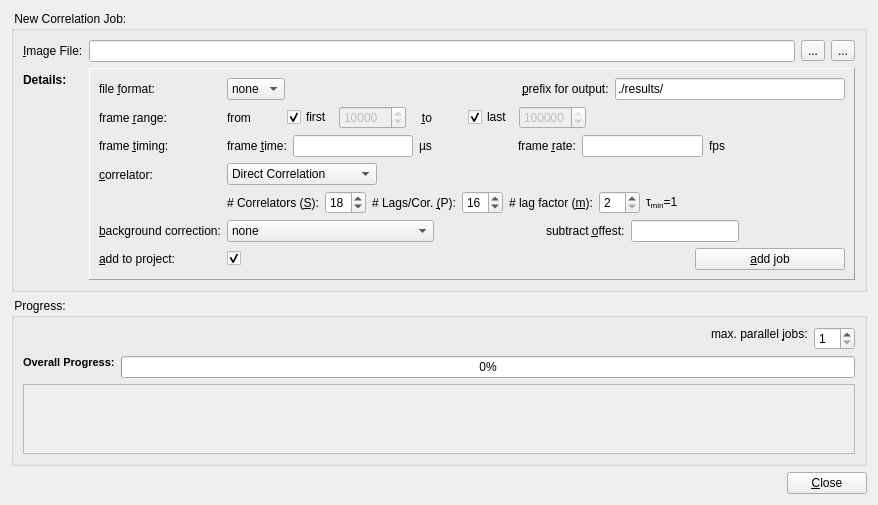
This is plugins/imagingfcs/qfrdrimagingfcscorrelationdialog.ui in jkriege2/QuickFit3 as Qt 5 draws it before an edit. The edited form follows.
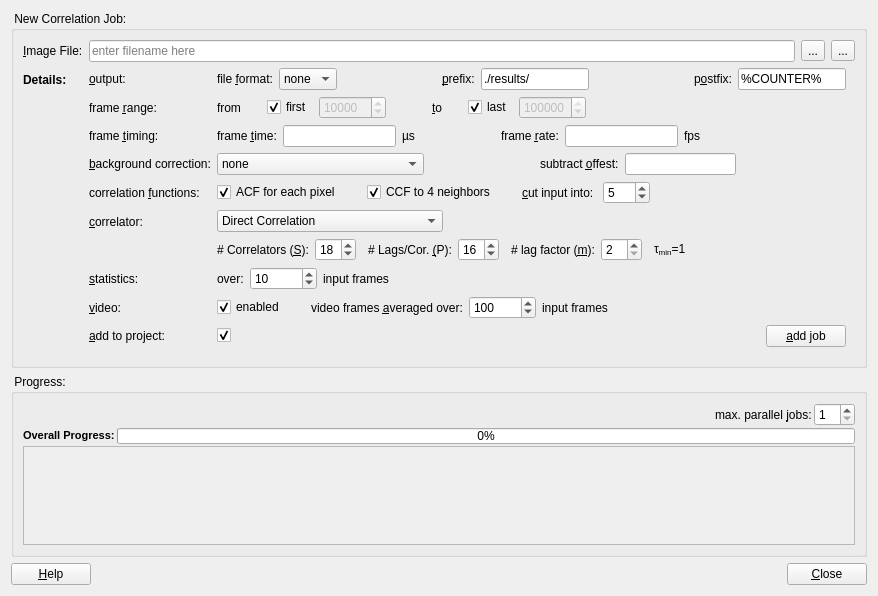
This is the edited form. Icons and pictures are not drawn. Custom widgets are drawn as their Qt base class.

Commit message: QuickFit3: massive update   - imFCS: correlator fully implemented now   - imFCS: parameter image editor supports saving of data and reports   - imFCS: improved online-help: long explanation of correlators   - moved online-help from tabs to buttons that open an independent window which is also not influenced by window-modal dialogs   - improved online-help on fit algorithms/functions

What changed in the file:
```diff
--- a/plugins/imagingfcs/qfrdrimagingfcscorrelationdialog.ui
+++ b/plugins/imagingfcs/qfrdrimagingfcscorrelationdialog.ui
@@ -6,14 +6,14 @@
    <bool>false</bool>
   </property>
   <property name="windowModality">
-   <enum>Qt::ApplicationModal</enum>
+   <enum>Qt::WindowModal</enum>
   </property>
   <property name="geometry">
    <rect>
     <x>0</x>
     <y>0</y>
     <width>878</width>
-    <height>495</height>
+    <height>596</height>
    </rect>
   </property>
   <property name="windowTitle">
@@ -49,7 +49,11 @@
       <item row="0" column="1">
        <layout class="QHBoxLayout" name="horizontalLayout_2">
         <item>
-         <widget class="QLineEdit" name="edtImageFile"/>
+         <widget class="QLineEdit" name="edtImageFile">
+          <property name="placeholderText">
+           <string>enter filename here</string>
+          </property>
+         </widget>
         </item>
         <item>
          <widget class="QToolButton" name="btnSelectImageFile">
@@ -91,7 +95,7 @@
       <item row="1" column="1">
        <widget class="QFrame" name="widDetails">
         <property name="frameShape">
-         <enum>QFrame::Panel</enum>
+         <enum>QFrame::NoFrame</enum>
         </property>
         <property name="frameShadow">
          <enum>QFrame::Raised</enum>
@@ -100,10 +104,16 @@
          <property name="fieldGrowthPolicy">
           <enum>QFormLayout::AllNonFixedFieldsGrow</enum>
          </property>
+         <property name="leftMargin">
+          <number>0</number>
+         </property>
+         <property name="topMargin">
+          <number>0</number>
+         </property>
          <item row="0" column="0">
-          <widget class="QLabel" name="label_5">
+          <widget class="QLabel" name="label_21">
            <property name="text">
-            <string>file &amp;format:</string>
+            <string>&amp;output:</string>
            </property>
            <property name="buddy">
             <cstring>cmbFileformat</cstring>
@@ -112,6 +122,16 @@
          </item>
          <item row="0" column="1">
           <layout class="QHBoxLayout" name="horizontalLayout_8">
+           <item>
+            <widget class="QLabel" name="label_5">
+             <property name="text">
+              <string>file &amp;format:</string>
+             </property>
+             <property name="buddy">
+              <cstring>cmbFileformat</cstring>
+             </property>
+            </widget>
+           </item>
            <item>
             <widget class="QComboBox" name="cmbFileformat">
              <property name="maximumSize">
@@ -148,7 +168,7 @@
            <item>
             <widget class="QLabel" name="label_4">
              <property name="text">
-              <string>&amp;prefix for output:</string>
+              <string>&amp;prefix:</string>
              </property>
              <property name="buddy">
               <cstring>edtPrefix</cstring>
@@ -162,6 +182,206 @@
              </property>
             </widget>
            </item>
+           <item>
+            <spacer name="horizontalSpacer_11">
+             <property name="orientation">
+              <enum>Qt::Horizontal</enum>
+             </property>
+             <property name="sizeHint" stdset="0">
+              <size>
+               <width>40</width>
+               <height>20</height>
+              </size>
+             </property>
+            </spacer>
+           </item>
+           <item>
+            <widget class="QLabel" name="label_22">
+             <property name="text">
+              <string>p&amp;ostfix:</string>
+             </property>
+             <property name="buddy">
+              <cstring>edtPostfix</cstring>
+             </property>
+            </widget>
+           </item>
+           <item>
+            <widget class="QLineEdit" name="edtPostfix">
+             <property name="text">
+              <string>%COUNTER%</string>
+             </property>
+            </widget>
+           </item>
+          </layout>
+         </item>
+         <item row="1" column="0">
+          <widget class="QLabel" name="label_18">
+           <property name="text">
+            <string>frame &amp;range:</string>
+           </property>
+           <property name="buddy">
+            <cstring>chkFirstFrame</cstring>
+           </property>
+          </widget>
+         </item>
+         <item row="1" column="1">
+          <layout class="QHBoxLayout" name="horizontalLayout_10">
+           <item>
+            <widget class="QLabel" name="label_19">
+             <property name="text">
+              <string>from</string>
+             </property>
+            </widget>
+           </item>
+           <item>
+            <spacer name="horizontalSpacer_18">
+             <property name="orientation">
+              <enum>Qt::Horizontal</enum>
+             </property>
+             <property name="sizeType">
+              <enum>QSizePolicy::Fixed</enum>
+             </property>
+             <property name="sizeHint" stdset="0">
+              <size>
+               <width>20</width>
+               <height>20</height>
+              </size>
+             </property>
+            </spacer>
+           </item>
+           <item>
+            <widget class="QCheckBox" name="chkFirstFrame">
+             <property name="text">
+              <string>first</string>
+             </property>
+             <property name="checked">
+              <bool>true</bool>
+             </property>
+            </widget>
+           </item>
+           <item>
+            <widget class="QSpinBox" name="spinFirstFrame">
+             <property name="enabled">
+              <bool>false</bool>
+             </property>
+             <property name="maximum">
+              <number>10000000</number>
+             </property>
+             <property name="singleStep">
+              <number>1000</number>
+             </property>
+             <property name="value">
+              <number>10000</number>
+             </property>
+            </widget>
+           </item>
+           <item>
+            <spacer name="horizontalSpacer_22">
+             <property name="orientation">
+              <enum>Qt::Horizontal</enum>
+             </property>
+             <property name="sizeType">
+              <enum>QSizePolicy::Fixed</enum>
+             </property>
+             <property name="sizeHint" stdset="0">
+              <size>
+               <width>40</width>
+               <height>20</height>
+              </size>
+             </property>
+            </spacer>
+           </item>
+           <item>
+            <widget class="QLabel" name="label_20">
+             <property name="text">
+              <string>&amp;to</string>
+             </property>
+             <property name="buddy">
+              <cstring>chkLastFrame</cstring>
+             </property>
+            </widget>
+           </item>
+           <item>
+            <spacer name="horizontalSpacer_16">
+             <property name="orientation">
+              <enum>Qt::Horizontal</enum>
+             </property>
+             <property name="sizeType">
+              <enum>QSizePolicy::Fixed</enum>
+             </property>
+             <property name="sizeHint" stdset="0">
+              <size>
+               <width>20</width>
+               <height>20</height>
+              </size>
+             </property>
+            </spacer>
+           </item>
+           <item>
+            <widget class="QCheckBox" name="chkLastFrame">
+             <property name="text">
+              <string>last</string>
+             </property>
+             <property name="checked">
+              <bool>true</bool>
+             </property>
+            </widget>
+           </item>
+           <item>
+            <widget class="QSpinBox" name="spinLastFrame">
+             <property name="enabled">
+              <bool>false</bool>
+             </property>
+             <property name="maximum">
+              <number>10000000</number>
+             </property>
+             <property name="singleStep">
+              <number>1000</number>
+             </property>
+             <property name="value">
+              <number>100000</number>
+             </property>
+            </widget>
+           </item>
+           <item>
+            <spacer name="horizontalSpacer_27">
+             <property name="orientation">
+              <enum>Qt::Horizontal</enum>
+             </property>
+             <property name="sizeType">
+              <enum>QSizePolicy::Fixed</enum>
+             </property>
+             <property name="sizeHint" stdset="0">
+              <size>
+               <width>20</width>
+               <height>20</height>
+              </size>
+             </property>
+            </spacer>
+           </item>
+           <item>
+            <widget class="QLabel" name="labRange">
+             <property name="text">
+              <string/>
+             </property>
+             <property name="textFormat">
+              <enum>Qt::RichText</enum>
+             </property>
+            </widget>
+           </item>
+           <item>
+            <spacer name="horizontalSpacer_21">
+             <property name="orientation">
+              <enum>Qt::Horizontal</enum>
+             </property>
+             <property name="sizeHint" stdset="0">
+              <size>
+               <width>40</width>
+               <height>20</height>
+              </size>
+             </property>
+            </spacer>
+           </item>
           </layout>
          </item>
          <item row="2" column="0">
@@ -246,6 +466,32 @@
              </property>
             </widget>
            </item>
+           <item>
+            <spacer name="horizontalSpacer_28">
+             <property name="orientation">
+              <enum>Qt::Horizontal</enum>
+             </property>
+             <property name="sizeType">
+              <enum>QSizePolicy::Fixed</enum>
+             </property>
+             <property name="sizeHint" stdset="0">
+              <size>
+               <width>20</width>
+               <height>20</height>
+              </size>
+             </property>
+            </spacer>
+           </item>
+           <item>
+            <widget class="QLabel" name="labInputLength">
+             <property name="text">
+              <string/>
+             </property>
+             <property name="textFormat">
+              <enum>Qt::RichText</enum>
+             </property>
+            </widget>
+           </item>
            <item>
             <spacer name="horizontalSpacer_3">
              <property name="orientation">
@@ -262,6 +508,203 @@
           </layout>
          </item>
          <item row="3" column="0">
+          <widget class="QLabel" name="label_12">
+           <property name="text">
+            <string>&amp;background correction:</string>
+           </property>
+           <property name="buddy">
+            <cstring>cmbBackground</cstring>
+           </property>
+          </widget>
+         </item>
+         <item row="3" column="1">
+          <layout class="QHBoxLayout" name="horizontalLayout_9">
+           <item>
+            <widget class="QComboBox" name="cmbBackground">
+             <property name="maximumSize">
+              <size>
+               <width>250</width>
+               <height>16777215</height>
+              </size>
+             </property>
+             <item>
+              <property name="text">
+               <string>none</string>
+              </property>
+             </item>
+             <item>
+              <property name="text">
+               <string>remove offset</string>
+              </property>
+             </item>
+             <item>
+              <property name="text">
+               <string>remove minimum counts &amp; offset</string>
+              </property>
+             </item>
+            </widget>
+           </item>
+           <item>
+            <spacer name="horizontalSpacer_7">
+             <property name="orientation">
+              <enum>Qt::Horizontal</enum>
+             </property>
+             <property name="sizeHint" stdset="0">
+              <size>
+               <width>40</width>
+               <height>20</height>
+              </size>
+             </property>
+            </spacer>
+           </item>
+           <item>
+            <widget class="QLabel" name="label_16">
+             <property name="text">
+              <string>subtract &amp;offest:</string>
+             </property>
+             <property name="buddy">
+              <cstring>edtOffset</cstring>
+             </property>
+            </widget>
+           </item>
+           <item>
+            <widget class="JKDoubleEdit" name="edtOffset">
+             <property name="maximumSize">
+              <size>
+               <width>150</width>
+               <height>16777215</height>
+              </size>
+             </property>
+            </widget>
+           </item>
+           <item>
+            <spacer name="horizontalSpacer_8">
+             <property name="orientation">
+              <enum>Qt::Horizontal</enum>
+             </property>
+             <property name="sizeHint" stdset="0">
+              <size>
+               <width>40</width>
+               <height>20</height>
+              </size>
+             </property>
+            </spacer>
+           </item>
+          </layout>
+         </item>
+         <item row="4" column="0">
+          <widget class="QLabel" name="label_26">
+           <property name="text">
+            <string>correlation &amp;functions:</string>
+           </property>
+           <property name="buddy">
+            <cstring>chkACF</cstring>
+           </property>
+          </widget>
+         </item>
+         <item row="4" column="1">
+          <layout class="QHBoxLayout" name="horizontalLayout_12">
+           <item>
+            <widget class="QCheckBox" name="chkACF">
+             <property name="text">
+              <string>ACF for each pixel</string>
+             </property>
+             <property name="checked">
+              <bool>true</bool>
+             </property>
+            </widget>
+           </item>
+           <item>
+            <spacer name="horizontalSpacer_19">
+             <property name="orientation">
+              <enum>Qt::Horizontal</enum>
+             </property>
+             <property name="sizeType">
+              <enum>QSizePolicy::Fixed</enum>
+             </property>
+             <property name="sizeHint" stdset="0">
+              <size>
+               <width>20</width>
+               <height>20</height>
+              </size>
+             </property>
+            </spacer>
+           </item>
+           <item>
+            <widget class="QCheckBox" name="chkCCF">
+             <property name="text">
+              <string>CCF to 4 neighbors</string>
+             </property>
+             <property name="checked">
+              <bool>true</bool>
+             </property>
+            </widget>
+           </item>
+           <item>
+            <spacer name="horizontalSpacer_24">
+             <property name="orientation">
+              <enum>Qt::Horizontal</enum>
+             </property>
+             <property name="sizeType">
+              <enum>QSizePolicy::Fixed</enum>
+             </property>
+             <property name="sizeHint" stdset="0">
+              <size>
+               <width>20</width>
+               <height>20</height>
+              </size>
+             </property>
+            </spacer>
+           </item>
+           <item>
+            <widget class="QLabel" name="label_30">
+             <property name="text">
+              <string>&amp;cut input into: </string>
+             </property>
+             <property name="buddy">
+              <cstring>spinSegments</cstring>
+             </property>
+            </widget>
+           </item>
+           <item>
+            <widget class="QSpinBox" name="spinSegments">
+             <property name="minimum">
+              <number>1</number>
+             </property>
+             <property name="maximum">
+              <number>100</number>
+             </property>
+             <property name="value">
+              <number>5</number>
+             </property>
+            </widget>
+           </item>
+           <item>
+            <widget class="QLabel" name="labSegments">
+             <property name="text">
+              <string/>
+             </property>
+             <property name="textFormat">
+              <enum>Qt::RichText</enum>
+             </property>
+            </widget>
+           </item>
+           <item>
+            <spacer name="horizontalSpacer_20">
+             <property name="orientation">
+              <enum>Qt::Horizontal</enum>
+             </property>
+             <property name="sizeHint" stdset="0">
+              <size>
+               <width>40</width>
+               <height>20</height>
+              </size>
+             </property>
+            </spacer>
+           </item>
+          </layout>
+         </item>
+         <item row="5" column="0">
           <widget class="QLabel" name="label_8">
            <property name="text">
             <string>&amp;correlator:</string>
@@ -271,7 +714,7 @@
            </property>
           </widget>
          </item>
-         <item row="3" column="1">
+         <item row="5" column="1">
           <layout class="QVBoxLayout" name="verticalLayout">
            <item>
             <layout class="QHBoxLayout" name="horizontalLayout_6">
@@ -293,12 +736,12 @@
                </item>
                <item>
                 <property name="text">
-                 <string>Multi-Tau 1 (JanK)</string>
+                 <string>Multi-Tau 1 (one monitor per lag)</string>
                 </property>
                </item>
                <item>
                 <property name="text">
-                 <string>Multi-Tau 2 (JanB)</string>
+                 <string>Multi-Tau 2 (one monitor for all lags)</string>
                 </property>
                </item>
               </widget>
@@ -340,6 +783,22 @@
                </property>
               </widget>
              </item>
+             <item>
+              <spacer name="horizontalSpacer_13">
+               <property name="orientation">
+                <enum>Qt::Horizontal</enum>
+               </property>
+               <property name="sizeType">
+                <enum>QSizePolicy::Fixed</enum>
+               </property>
+               <property name="sizeHint" stdset="0">
+                <size>
+                 <width>6</width>
+                 <height>20</height>
+                </size>
+               </property>
+              </spacer>
+             </item>
              <item>
               <widget class="QLabel" name="label_10">
                <property name="text">
@@ -360,6 +819,22 @@
                </property>
               </widget>
              </item>
+             <item>
+              <spacer name="horizontalSpacer_14">
+               <property name="orientation">
+                <enum>Qt::Horizontal</enum>
+               </property>
+               <property name="sizeType">
+                <enum>QSizePolicy::Fixed</enum>
+               </property>
+               <property name="sizeHint" stdset="0">
+                <size>
+                 <width>6</width>
+                 <height>20</height>
+                </size>
+               </property>
+              </spacer>
+             </item>
              <item>
               <widget class="QLabel" name="label_11">
                <property name="text">
@@ -377,6 +852,22 @@
                </property>
               </widget>
              </item>
+             <item>
+              <spacer name="horizontalSpacer_15">
+               <property name="orientation">
+                <enum>Qt::Horizontal</enum>
+               </property>
+               <property name="sizeType">
+                <enum>QSizePolicy::Fixed</enum>
+               </property>
+               <property name="sizeHint" stdset="0">
+                <size>
+                 <width>6</width>
+                 <height>20</height>
+                </size>
+               </property>
+              </spacer>
+             </item>
              <item>
               <widget class="QLabel" name="labCorrelator">
                <property name="text">
@@ -401,45 +892,79 @@
            </item>
           </layout>
          </item>
-         <item row="4" column="0">
-          <widget class="QLabel" name="label_12">
+         <item row="6" column="0">
+          <widget class="QLabel" name="label_27">
            <property name="text">
-            <string>&amp;background correction:</string>
+            <string>&amp;statistics:</string>
            </property>
            <property name="buddy">
-            <cstring>cmbBackground</cstring>
+            <cstring>spinStatistics</cstring>
            </property>
           </widget>
          </item>
-         <item row="4" column="1">
-          <layout class="QHBoxLayout" name="horizontalLayout_9">
+         <item row="6" column="1">
+          <layout class="QHBoxLayout" name="horizontalLayout_13">
            <item>
-            <widget class="QComboBox" name="cmbBackground">
-             <property name="maximumSize">
+            <widget class="QLabel" name="label_29">
+             <property name="text">
+              <string>over:</string>
+             </property>
+             <property name="buddy">
+              <cstring>spinStatistics</cstring>
+             </property>
+            </widget>
+           </item>
+           <item>
+            <widget class="QSpinBox" name="spinStatistics">
+             <property name="minimum">
+              <number>2</number>
+             </property>
+             <property name="maximum">
+              <number>1000000</number>
+             </property>
+             <property name="singleStep">
+              <number>10</number>
+             </property>
+             <property name="value">
+              <number>10</number>
+             </property>
+            </widget>
+           </item>
+           <item>
+            <widget class="QLabel" name="label_28">
+             <property name="text">
+              <string>input frames</string>
+             </property>
+            </widget>
+           </item>
+           <item>
+            <spacer name="horizontalSpacer_25">
+             <property name="orientation">
+              <enum>Qt::Horizontal</enum>
+             </property>
+             <property name="sizeType">
+              <enum>QSizePolicy::Fixed</enum>
+             </property>
+             <property name="sizeHint" stdset="0">
               <size>
-               <width>250</width>
-               <height>16777215</height>
+               <width>6</width>
+               <height>20</height>
               </size>
              </property>
-             <item>
-              <property name="text">
-               <string>none</string>
-              </property>
-             </item>
-             <item>
-              <property name="text">
-               <string>remove offset</string>
-              </property>
-             </item>
-             <item>
-              <property name="text">
-               <string>remove minimum counts &amp; offset</string>
-              </property>
-             </item>
+            </spacer>
+           </item>
+           <item>
+            <widget class="QLabel" name="labStatistics">
+             <property name="text">
+              <string/>
+             </property>
+             <property name="textFormat">
+              <enum>Qt::RichText</enum>
+             </property>
             </widget>
            </item>
            <item>
-            <spacer name="horizontalSpacer_7">
+            <spacer name="horizontalSpacer_23">
              <property name="orientation">
               <enum>Qt::Horizontal</enum>
              </property>
@@ -451,28 +976,104 @@
              </property>
             </spacer>
            </item>
+          </layout>
+         </item>
+         <item row="7" column="0">
+          <widget class="QLabel" name="label_23">
+           <property name="text">
+            <string>&amp;video:</string>
+           </property>
+           <property name="buddy">
+            <cstring>chkVideo</cstring>
+           </property>
+          </widget>
+         </item>
+         <item row="7" column="1">
+          <layout class="QHBoxLayout" name="horizontalLayout_11">
            <item>
-            <widget class="QLabel" name="label_16">
+            <widget class="QCheckBox" name="chkVideo">
              <property name="text">
-              <string>subtract &amp;offest:</string>
+              <string>enabled</string>
              </property>
+             <property name="checked">
+              <bool>true</bool>
+             </property>
+            </widget>
+           </item>
+           <item>
+            <spacer name="horizontalSpacer_17">
+             <property name="orientation">
+              <enum>Qt::Horizontal</enum>
+             </property>
+             <property name="sizeType">
+              <enum>QSizePolicy::Fixed</enum>
+             </property>
+             <property name="sizeHint" stdset="0">
+              <size>
+               <width>20</width>
+               <height>20</height>
+              </size>
+             </property>
+            </spacer>
+           </item>
+           <item>
+            <widget class="QLabel" name="label_24">
+             <property name="text">
+              <string>video frames &amp;averaged over:</string>
+             </property>
              <property name="buddy">
-              <cstring>edtOffset</cstring>
+              <cstring>spinVideoFrames</cstring>
              </property>
             </widget>
            </item>
            <item>
-            <widget class="JKDoubleEdit" name="edtOffset">
-             <property name="maximumSize">
+            <widget class="QSpinBox" name="spinVideoFrames">
+             <property name="minimum">
+              <number>2</number>
+             </property>
+             <property name="maximum">
+              <number>1000000</number>
+             </property>
+             <property name="value">
+              <number>100</number>
+             </property>
+            </widget>
+           </item>
+           <item>
+            <widget class="QLabel" name="label_25">
+             <property name="text">
+              <string>input frames</string>
+             </property>
+            </widget>
+           </item>
+           <item>
+            <spacer name="horizontalSpacer_26">
+             <property name="orientation">
+              <enum>Qt::Horizontal</enum>
+             </property>
+             <property name="sizeType">
+              <enum>QSizePolicy::Fixed</enum>
+             </property>
+             <property name="sizeHint" stdset="0">
               <size>
-               <width>150</width>
-               <height>16777215</height>
+               <width>20</width>
+               <height>20</height>
               </size>
              </property>
+            </spacer>
+           </item>
+           <item>
+            <widget class="QLabel" name="labVideo">
+             <property name="text">
+              <string/>
+             </property>
+             <property name="textFormat">
+              <enum>Qt::RichText</enum>
+             </property>
             </widget>
            </item>
            <item>
-            <spacer name="horizontalSpacer_8">
+            <spacer name="horizontalSpacer_10">
              <property name="orientation">
               <enum>Qt::Horizontal</enum>
              </property>
@@ -486,7 +1087,7 @@
            </item>
           </layout>
          </item>
-         <item row="5" column="0">
+         <item row="8" column="0">
           <widget class="QLabel" name="label_17">
            <property name="text">
             <string>&amp;add to project:</string>
@@ -496,8 +1097,11 @@
            </property>
           </widget>
          </item>
-         <item row="5" column="1">
+         <item row="8" column="1">
           <layout class="QHBoxLayout" name="horizontalLayout_5">
+           <property name="spacing">
+            <number>2</number>
+           </property>
            <item>
             <widget class="QCheckBox" name="chkAddToProject">
              <property name="text">
@@ -508,6 +1112,19 @@
              </property>
             </widget>
            </item>
+           <item>
+            <spacer name="horizontalSpacer_12">
+             <property name="orientation">
+              <enum>Qt::Horizontal</enum>
+             </property>
+             <property name="sizeHint" stdset="0">
+              <size>
+               <width>40</width>
+               <height>20</height>
+              </size>
+             </property>
+            </spacer>
+           </item>
            <item>
             <widget class="QPushButton" name="btnAddJob">
              <property name="maximumSize">
@@ -530,102 +1147,6 @@
            </item>
           </layout>
          </item>
-         <item row="1" column="0">
-          <widget class="QLabel" name="label_18">
-           <property name="text">
-            <string>frame &amp;range:</string>
-           </property>
-           <property name="buddy">
-            <cstring>chkFirstFrame</cstring>
-           </property>
-          </widget>
-         </item>
-         <item row="1" column="1">
-          <layout class="QHBoxLayout" name="horizontalLayout_10">
-           <item>
-            <widget class="QLabel" name="label_19">
-             <property name="text">
-              <string>from         </string>
-             </property>
-            </widget>
-           </item>
-           <item>
-            <widget class="QCheckBox" name="chkFirstFrame">
-             <property name="text">
-              <string>first</string>
-             </property>
-             <property name="checked">
-              <bool>true</bool>
-             </property>
-            </widget>
-           </item>
-           <item>
-            <widget class="QSpinBox" name="spinFirstFrame">
-             <property name="enabled">
-              <bool>false</bool>
-             </property>
-             <property name="maximum">
-              <number>10000000</number>
-             </property>
-             <property name="singleStep">
-              <number>1000</number>
-             </property>
-             <property name="value">
-              <number>10000</number>
-             </property>
-            </widget>
-           </item>
-           <item>
-            <widget class="QLabel" name="label_20">
-             <property name="text">
-              <string>   &amp;to         </string>
-             </property>
-             <property name="buddy">
-              <cstring>chkLastFrame</cstring>
-             </property>
-            </widget>
-           </item>
-           <item>
-            <widget class="QCheckBox" name="chkLastFrame">
-             <property name="text">
-              <string>last</string>
-             </property>
-             <property name="checked">
-              <bool>true</bool>
-             </property>
-            </widget>
-           </item>
-           <item>
-            <widget class="QSpinBox" name="spinLastFrame">
-             <property name="enabled">
-              <bool>false</bool>
-             </property>
-             <property name="maximum">
-              <number>10000000</number>
-             </property>
-             <property name="singleStep">
-              <number>1000</number>
-             </property>
-             <property name="value">
-              <number>100000</number>
-             </property>
-            </widget>
-           </item>
-           <item>
-            <spacer name="horizontalSpacer_10">
-             <property name="orientation">
-              <enum>Qt::Horizontal</enum>
-             </property>
-             <property name="sizeHint" stdset="0">
-              <size>
-               <width>40</width>
-               <height>20</height>
-              </size>
-             </property>
-            </spacer>
-           </item>
-          </layout>
-         </item>
         </layout>
        </widget>
       </item>
@@ -644,6 +1165,9 @@
       <bool>false</bool>
      </property>
      <layout class="QVBoxLayout" name="layProgress_3" stretch="0,0,1">
+      <property name="spacing">
+       <number>2</number>
+      </property>
       <item>
        <layout class="QGridLayout" name="gridLayout">
         <item row="0" column="2">
@@ -662,7 +1186,7 @@
            <string>max. parallel &amp;jobs:</string>
           </property>
           <property name="alignment">
-           <set>Qt::AlignLeading|Qt::AlignLeft|Qt::AlignTop</set>
+           <set>Qt::AlignLeading|Qt::AlignLeft|Qt::AlignVCenter</set>
           </property>
           <property name="buddy">
            <cstring>spinProcesses</cstring>
@@ -696,12 +1220,18 @@
 &lt;p style=&quot; margin-top:0px; margin-bottom:0px; margin-left:0px; margin-right:0px; -qt-block-indent:0; text-indent:0px;&quot;&gt;&lt;span style=&quot; font-weight:600;&quot;&gt;Overall Progress:&lt;/span&gt;&lt;/p&gt;&lt;/body&gt;&lt;/html&gt;</string>
           </property>
           <property name="alignment">
-           <set>Qt::AlignLeading|Qt::AlignLeft|Qt::AlignTop</set>
+           <set>Qt::AlignLeading|Qt::AlignLeft|Qt::AlignVCenter</set>
           </property>
          </widget>
         </item>
         <item>
          <widget class="QProgressBar" name="progressBar">
+          <property name="maximumSize">
+           <size>
+            <width>16777215</width>
+            <height>16</height>
+           </size>
+          </property>
           <property name="value">
            <number>0</number>
           </property>
@@ -735,7 +1265,7 @@
            <x>0</x>
            <y>0</y>
            <width>838</width>
-           <height>69</height>
+           <height>109</height>
           </rect>
          </property>
          <property name="sizePolicy">
@@ -745,8 +1275,18 @@
           </sizepolicy>
          </property>
          <layout class="QVBoxLayout" name="layProgress">
+          <property name="spacing">
+           <number>2</number>
+          </property>
+          <property name="margin">
+           <number>2</number>
+          </property>
           <item>
-           <layout class="QVBoxLayout" name="verticalLayout_3"/>
+           <layout class="QVBoxLayout" name="verticalLayout_3">
+            <property name="spacing">
+             <number>0</number>
+            </property>
+           </layout>
           </item>
           <item>
            <spacer name="verticalSpacer">
@@ -770,6 +1310,17 @@
    </item>
    <item>
     <layout class="QHBoxLayout" name="horizontalLayout_7">
+     <item>
+      <widget class="QPushButton" name="btnHelp">
+       <property name="text">
+        <string>&amp;Help</string>
+       </property>
+       <property name="icon">
+        <iconset resource="../../lib/lib.qrc">
+         <normaloff>:/lib/help.png</normaloff>:/lib/help.png</iconset>
+       </property>
+      </widget>
+     </item>
      <item>
       <spacer name="horizontalSpacer_5">
        <property name="orientation">
```
Left out of the diff: 52 changed lines with no effect on the pictures. The commit also changes 109 other files.
